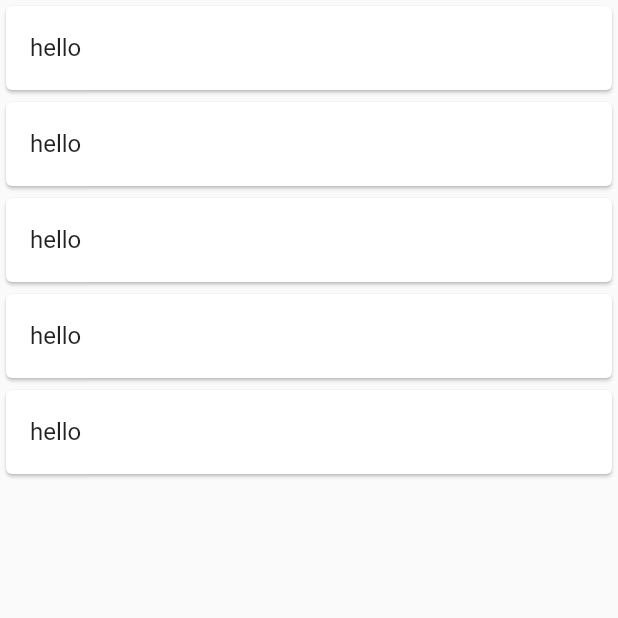
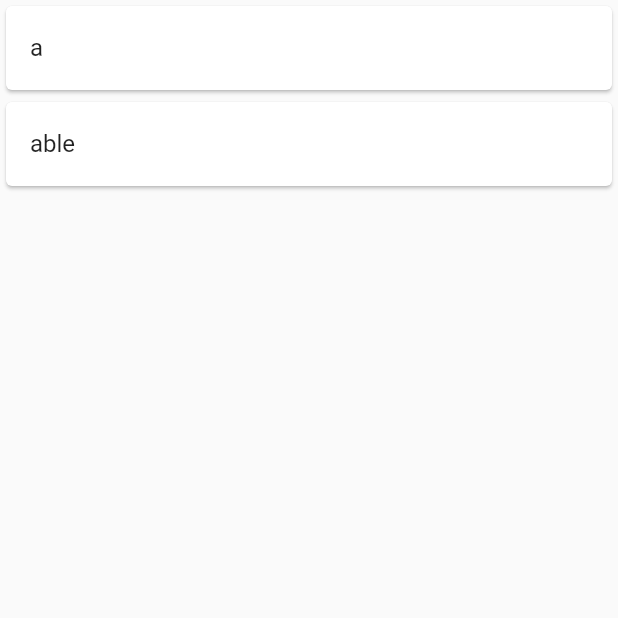
Before and after one commit to stevenfachhai/mara_english_dictionary, a Flutter app: the SearchScreen screen opened directly, after a tap on an icon or button, on a phone screen of 412 x 824 dp, the top half of it. Run offline on Flutter 3.47's test engine with Material 2 defaults, Android fonts, the phone set to English and light mode, and no system bars; our stand-ins replace get_it.

Commit message:
add data

```diff
--- /dev/null
+++ b/lib/data/word_repository.dart
@@ -0,0 +1,13 @@
+abstract class WordRepository {
+  Future<List<String>> wordsBigginingWith(String prefix);
+}
+
+class FakeDatabase extends WordRepository {
+  @override
+  Future<List<String>> wordsBigginingWith(String prefix) async {
+    return [
+      'a',
+      'able',
+    ];
+  }
+}
--- a/lib/main.dart
+++ b/lib/main.dart
@@ -1,7 +1,9 @@
 import 'package:flutter/material.dart';
 import 'package:mara_english_dictionary/screens/home_screen.dart';
+import 'package:mara_english_dictionary/service_locator.dart';
 
 void main() {
+  setupGetIt();
   runApp(const MyApp());
 }
 
--- a/lib/screens/word_list_screen/word_list_screen.dart
+++ b/lib/screens/word_list_screen/word_list_screen.dart
@@ -1,21 +1,45 @@
 import 'package:flutter/material.dart';
+import 'package:mara_english_dictionary/screens/word_list_screen/word_list_screen_manager.dart';
+import 'package:mara_english_dictionary/service_locator.dart';
 
-class TitleScreen extends StatelessWidget {
-  const TitleScreen({Key? key}) : super(key: key);
+class WordListScreen extends StatefulWidget {
+  const WordListScreen({
+    Key? key,
+    required this.prefix,
+  }) : super(key: key);
+
+  final String prefix;
+
+  @override
+  State<WordListScreen> createState() => _WordListScreenState();
+}
+
+class _WordListScreenState extends State<WordListScreen> {
+  final manager = getIt<WordListScreenManager>();
+
+  @override
+  void initState() {
+    super.initState();
+    manager.lookUpWordsWith(widget.prefix);
+  }
 
   @override
   Widget build(BuildContext context) {
     return Scaffold(
-      body: ListView.builder(
-        itemCount: 5,
+      body: ValueListenableBuilder<List<String>>(
+          valueListenable: manager.wordListNotifier,
+          builder: (context, wordList, child) {
+            return ListView.builder(
+              itemCount: wordList.length,
               itemBuilder: (BuildContext context, int index) {
                 return Card(
                   child: ListTile(
-              title: Text('hello'),
+                    title: Text(wordList[index]),
                   ),
                 );
               },
-      ),
+            );
+          }),
     );
   }
 }
--- /dev/null
+++ b/lib/screens/word_list_screen/word_list_screen_manager.dart
@@ -0,0 +1,12 @@
+import 'package:flutter/material.dart';
+import 'package:mara_english_dictionary/data/word_repository.dart';
+import 'package:mara_english_dictionary/service_locator.dart';
+
+class WordListScreenManager {
+  final wordListNotifier = ValueNotifier<List<String>>([]);
+
+  void lookUpWordsWith(String prefix) async {
+    final wordRepository = getIt<WordRepository>();
+    wordListNotifier.value = await wordRepository.wordsBigginingWith(prefix);
+  }
+}
```
Also changed, not shown: lib/screens/search_screen.dart (+19 -3 lines), lib/service_locator.dart (added, +11 -0 lines), pubspec.yaml (+2 -71 lines), pubspec.lock. Lines whose indentation alone changed are shown as unchanged.
